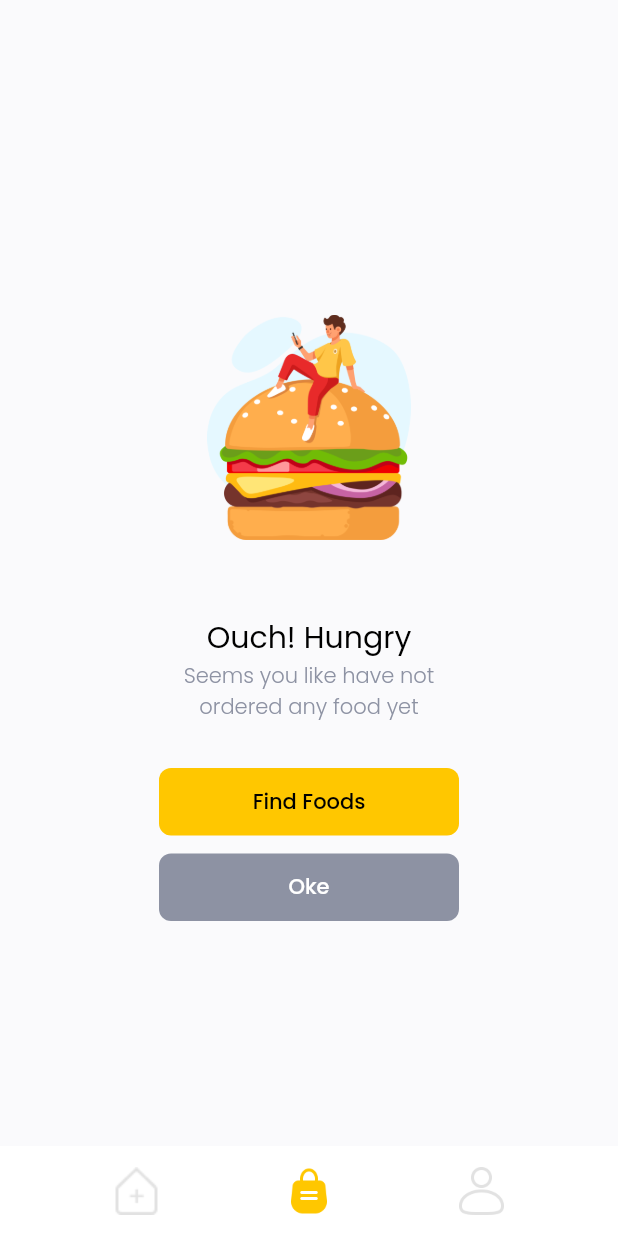
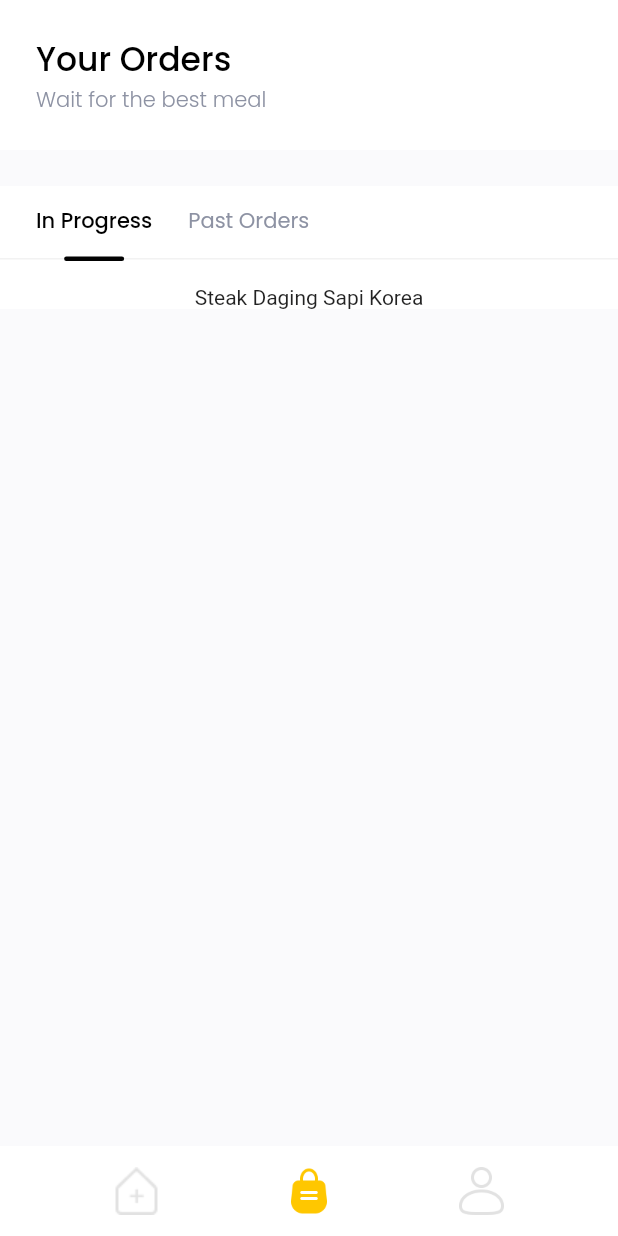
Before and after one commit to randytia29/food_market, a Flutter app: the MainPage screen opened directly, swiped to page 2, on a phone screen of 412 x 824 dp. Run offline on Flutter 3.47's test engine with Material 2 defaults, Android fonts, the phone set to English and light mode, and no system bars; our stand-ins replace equatable, flutter_spinkit, get, google_fonts, material_design_icons_flutter, supercharged; network calls fail.

Commit message:
order history page

```diff
--- a/lib/main.dart
+++ b/lib/main.dart
@@ -11,7 +11,7 @@ class MyApp extends StatelessWidget {
   Widget build(BuildContext context) {
     return GetMaterialApp(
       debugShowCheckedModeBanner: false,
-      home: SuccessSignUpPage(),
+      home: MainPage(),
     );
   }
 }
--- a/lib/ui/pages/main_page.dart
+++ b/lib/ui/pages/main_page.dart
@@ -32,15 +32,7 @@ class _MainPageState extends State<MainPage> {
               children: [
                 Center(child: FoodPage()),
                 Center(
-                  child: IllustrationPage(
-                    title: 'Ouch! Hungry',
-                    subtitle: 'Seems you like have not\nordered any food yet',
-                    picturePath: 'assets/love_burger.png',
-                    buttonTitle1: 'Find Foods',
-                    buttonTap1: () {},
-                    buttonTap2: () {},
-                    buttonTitle2: 'Oke',
-                  ),
+                  child: OrderHistoryPage(),
                 ),
                 Center(
                   child: Text('Profile'),
--- /dev/null
+++ b/lib/ui/pages/order_history_page.dart
@@ -0,0 +1,90 @@
+part of 'pages.dart';
+
+class OrderHistoryPage extends StatefulWidget {
+  @override
+  _OrderHistoryPageState createState() => _OrderHistoryPageState();
+}
+
+class _OrderHistoryPageState extends State<OrderHistoryPage> {
+  int selectedIndex = 0;
+  List<Transaction> inProgress = mocktransactions
+      .where((element) =>
+          element.status == TransactionStatus.on_delivery ||
+          element.status == TransactionStatus.pending)
+      .toList();
+  List<Transaction> past = mocktransactions
+      .where((element) =>
+          element.status == TransactionStatus.delivered ||
+          element.status == TransactionStatus.cancelled)
+      .toList();
+
+  @override
+  Widget build(BuildContext context) {
+    if (inProgress.length == 0 && past.length == 0) {
+      return IllustrationPage(
+          title: 'Ouch! Hungry',
+          subtitle: 'Seems you like have not\nordered any food yet',
+          picturePath: 'assets/love_burger.png',
+          buttonTitle1: 'Find Foods',
+          buttonTap1: () {});
+    } else {
+      return ListView(
+        children: [
+          Column(
+            children: [
+              //// Header
+              Container(
+                height: 100,
+                width: double.infinity,
+                margin: EdgeInsets.only(bottom: defaultMargin),
+                padding: EdgeInsets.symmetric(horizontal: defaultMargin),
+                color: Colors.white,
+                child: Column(
+                  crossAxisAlignment: CrossAxisAlignment.start,
+                  mainAxisAlignment: MainAxisAlignment.center,
+                  children: [
+                    Text(
+                      'Your Orders',
+                      style: blackFontStyle1,
+                    ),
+                    Text(
+                      'Wait for the best meal',
+                      style:
+                          greyFontStyle.copyWith(fontWeight: FontWeight.w300),
+                    )
+                  ],
+                ),
+              ),
+              //// Body
+              Container(
+                width: double.infinity,
+                color: Colors.white,
+                child: Column(
+                  children: [
+                    CustomTabBar(
+                      titles: ['In Progress', 'Past Orders'],
+                      selectedIndex: selectedIndex,
+                      onTap: (index) {
+                        setState(() {
+                          selectedIndex = index;
+                        });
+                      },
+                    ),
+                    SizedBox(
+                      height: 16,
+                    ),
+                    Column(
+                      children: (selectedIndex == 0 ? inProgress : past)
+                          .map((e) => Text(e.food.name))
+                          .toList(),
+                    )
+                  ],
+                ),
+              )
+            ],
+          ),
+        ],
+      );
+    }
+  }
+}
--- a/lib/ui/pages/pages.dart
+++ b/lib/ui/pages/pages.dart
@@ -21,3 +21,4 @@ part 'payment_page.dart';
 part 'illustration_page.dart';
 part 'success_order_page.dart';
 part 'success_sign_up_page.dart';
+part 'order_history_page.dart';
```
